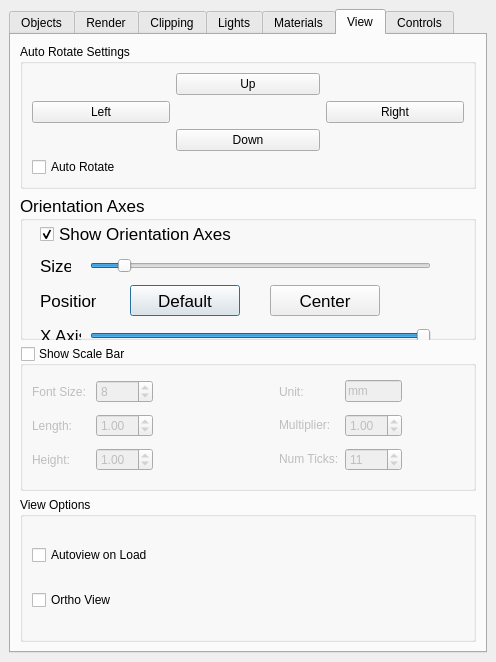
Before: the Qt Designer form src/Interface/Modules/Render/ViewSceneControls.ui in SCIInstitute/SCIRun, drawn with Qt 5.
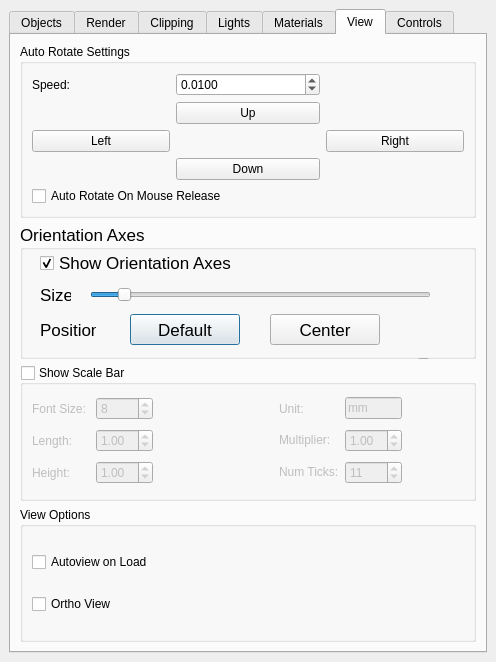
After: the same form once the commit is applied. The open tabs and pages were chosen to show the change.

Commit message: Implemented auto rotate

```diff
--- a/src/Interface/Modules/Render/ViewSceneControls.ui
+++ b/src/Interface/Modules/Render/ViewSceneControls.ui
@@ -1301,43 +1301,7 @@
            <string>Auto Rotate Settings</string>
           </property>
           <layout class="QGridLayout" name="gridLayout_5">
-           <item row="3" column="0">
-            <spacer name="horizontalSpacer_3">
-             <property name="orientation">
-              <enum>Qt::Horizontal</enum>
-             </property>
-             <property name="sizeHint" stdset="0">
-              <size>
-               <width>84</width>
-               <height>20</height>
-              </size>
-             </property>
-            </spacer>
-           </item>
-           <item row="3" column="1" colspan="2">
-            <widget class="QPushButton" name="rotateDownButton_">
-             <property name="toolTip">
-              <string>Rotate Object Down</string>
-             </property>
-             <property name="text">
-              <string>Down</string>
-             </property>
-            </widget>
-           </item>
-           <item row="3" column="3">
-            <spacer name="horizontalSpacer_4">
-             <property name="orientation">
-              <enum>Qt::Horizontal</enum>
-             </property>
-             <property name="sizeHint" stdset="0">
-              <size>
-               <width>84</width>
-               <height>20</height>
-              </size>
-             </property>
-            </spacer>
-           </item>
-           <item row="4" column="0" colspan="3">
+           <item row="10" column="0" colspan="3">
             <widget class="QCheckBox" name="autoRotateCheckBox_">
              <property name="font">
               <font>
@@ -1349,34 +1313,11 @@
               <string>Toggle Auto Rotate</string>
              </property>
              <property name="text">
-              <string>Auto Rotate</string>
+              <string>Auto Rotate On Mouse Release</string>
              </property>
             </widget>
            </item>
-           <item row="0" column="1" colspan="2">
-            <widget class="QPushButton" name="rotateUpButton_">
-             <property name="toolTip">
-              <string>Rotate Object Up</string>
-             </property>
-             <property name="text">
-              <string>Up</string>
-             </property>
-            </widget>
-           </item>
-           <item row="0" column="0">
-            <spacer name="horizontalSpacer">
-             <property name="orientation">
-              <enum>Qt::Horizontal</enum>
-             </property>
-             <property name="sizeHint" stdset="0">
-              <size>
-               <width>84</width>
-               <height>20</height>
-              </size>
-             </property>
-            </spacer>
-           </item>
-           <item row="0" column="3">
+           <item row="5" column="3">
             <spacer name="horizontalSpacer_2">
              <property name="orientation">
               <enum>Qt::Horizontal</enum>
@@ -1389,7 +1330,20 @@
              </property>
             </spacer>
            </item>
-           <item row="1" column="1">
+           <item row="5" column="0">
+            <spacer name="horizontalSpacer">
+             <property name="orientation">
+              <enum>Qt::Horizontal</enum>
+             </property>
+             <property name="sizeHint" stdset="0">
+              <size>
+               <width>84</width>
+               <height>20</height>
+              </size>
+             </property>
+            </spacer>
+           </item>
+           <item row="6" column="1">
             <spacer name="horizontalSpacer_5">
              <property name="orientation">
               <enum>Qt::Horizontal</enum>
@@ -1402,17 +1356,7 @@
              </property>
             </spacer>
            </item>
-           <item row="1" column="0">
-            <widget class="QPushButton" name="rotateLeftButton_">
-             <property name="toolTip">
-              <string>Rotate Object Left</string>
-             </property>
-             <property name="text">
-              <string>Left</string>
-             </property>
-            </widget>
-           </item>
-           <item row="1" column="3">
+           <item row="6" column="3">
             <widget class="QPushButton" name="rotateRightButton_">
              <property name="toolTip">
               <string>Rotate Object Right</string>
@@ -1422,6 +1366,88 @@
              </property>
             </widget>
            </item>
+           <item row="6" column="0">
+            <widget class="QPushButton" name="rotateLeftButton_">
+             <property name="toolTip">
+              <string>Rotate Object Left</string>
+             </property>
+             <property name="text">
+              <string>Left</string>
+             </property>
+            </widget>
+           </item>
+           <item row="8" column="3">
+            <spacer name="horizontalSpacer_4">
+             <property name="orientation">
+              <enum>Qt::Horizontal</enum>
+             </property>
+             <property name="sizeHint" stdset="0">
+              <size>
+               <width>84</width>
+               <height>20</height>
+              </size>
+             </property>
+            </spacer>
+           </item>
+           <item row="8" column="0">
+            <spacer name="horizontalSpacer_3">
+             <property name="orientation">
+              <enum>Qt::Horizontal</enum>
+             </property>
+             <property name="sizeHint" stdset="0">
+              <size>
+               <width>84</width>
+               <height>20</height>
+              </size>
+             </property>
+            </spacer>
+           </item>
+           <item row="5" column="1" colspan="2">
+            <widget class="QPushButton" name="rotateUpButton_">
+             <property name="toolTip">
+              <string>Rotate Object Up</string>
+             </property>
+             <property name="text">
+              <string>Up</string>
+             </property>
+            </widget>
+           </item>
+           <item row="8" column="1" colspan="2">
+            <widget class="QPushButton" name="rotateDownButton_">
+             <property name="toolTip">
+              <string>Rotate Object Down</string>
+             </property>
+             <property name="text">
+              <string>Down</string>
+             </property>
+            </widget>
+           </item>
+           <item row="2" column="0">
+            <widget class="QLabel" name="label_30">
+             <property name="text">
+              <string>Speed:</string>
+             </property>
+            </widget>
+           </item>
+           <item row="2" column="1" colspan="2">
+            <widget class="QDoubleSpinBox" name="autoRotateSpeedSpinBox_">
+             <property name="decimals">
+              <number>4</number>
+             </property>
+             <property name="minimum">
+              <double>0.000000000000000</double>
+             </property>
+             <property name="maximum">
+              <double>1.000000000000000</double>
+             </property>
+             <property name="singleStep">
+              <double>0.001000000000000</double>
+             </property>
+             <property name="value">
+              <double>0.010000000000000</double>
+             </property>
+            </widget>
+           </item>
           </layout>
          </widget>
         </item>
```
Left out of the diff: 4 changed lines with no effect on the pictures. The commit also changes 7 other files.
